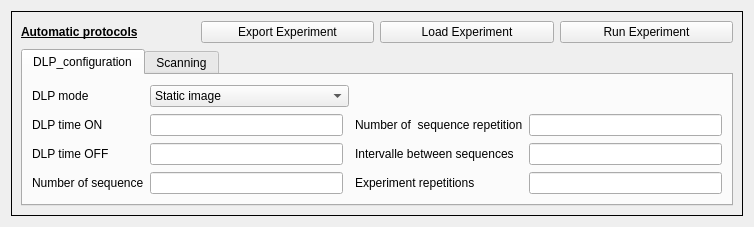
The window that OPTIMAQS/view/automation/automation.ui (jeremyforest/whole_optic_gui) describes before a commit, drawn with Qt 5.
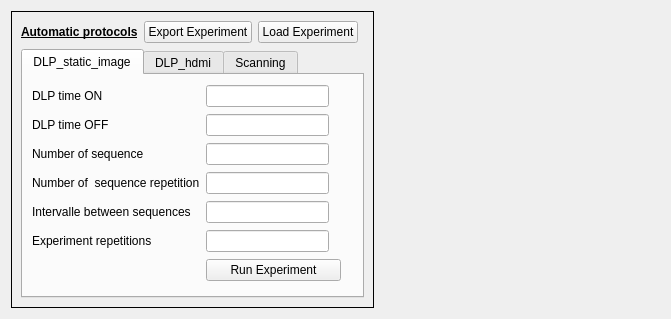
The same window after the commit. Icons and pictures are not drawn.

Diff of the .ui file:
```diff
--- a/OPTIMAQS/view/automation/automation.ui
+++ b/OPTIMAQS/view/automation/automation.ui
@@ -6,14 +6,14 @@
    <rect>
     <x>0</x>
     <y>0</y>
-    <width>754</width>
-    <height>227</height>
+    <width>671</width>
+    <height>319</height>
    </rect>
   </property>
   <property name="windowTitle">
    <string>Form</string>
   </property>
-  <layout class="QGridLayout" name="gridLayout">
+  <layout class="QFormLayout" name="formLayout">
    <item row="0" column="0">
     <widget class="QFrame" name="automation">
      <property name="sizePolicy">
@@ -33,102 +33,144 @@
         </property>
        </widget>
       </item>
+      <item row="0" column="2">
+       <widget class="QPushButton" name="export_experiment_button">
+        <property name="text">
+         <string>Export Experiment</string>
+        </property>
+       </widget>
+      </item>
       <item row="2" column="1" rowspan="2" colspan="4">
        <widget class="QTabWidget" name="auto_protocol_tabWidget">
         <property name="currentIndex">
          <number>0</number>
         </property>
-        <widget class="QWidget" name="DLP_configuration">
+        <widget class="QWidget" name="DLP_static_image">
          <attribute name="title">
-          <string>DLP_configuration</string>
+          <string>DLP_static_image</string>
          </attribute>
          <layout class="QGridLayout" name="gridLayout_10">
-          <item row="2" column="5">
-           <widget class="QLineEdit" name="number_sequence_repetition_lineEdit"/>
-          </item>
-          <item row="0" column="1" colspan="2">
-           <widget class="QComboBox" name="dlp_mode_comboBox">
-            <item>
-             <property name="text">
-              <string>Static image</string>
-             </property>
-            </item>
-            <item>
-             <property name="text">
-              <string>HDMI video</string>
-             </property>
-            </item>
-            <item>
-             <property name="text">
-              <string>Pattern Sequence</string>
-             </property>
-            </item>
-           </widget>
-          </item>
-          <item row="3" column="3">
-           <widget class="QLabel" name="intervalle_between_sequences_label">
-            <property name="text">
-             <string>Intervalle between sequences</string>
-            </property>
-           </widget>
-          </item>
-          <item row="0" column="0">
-           <widget class="QLabel" name="dlp_mode_label">
-            <property name="text">
-             <string>DLP mode</string>
-            </property>
-           </widget>
-          </item>
-          <item row="2" column="3">
-           <widget class="QLabel" name="number_of_sequence_repetition_label">
-            <property name="text">
-             <string>Number of  sequence repetition</string>
-            </property>
-           </widget>
-          </item>
-          <item row="4" column="5">
-           <widget class="QLineEdit" name="experiment_repetition_lineEdit"/>
-          </item>
-          <item row="4" column="1">
-           <widget class="QLineEdit" name="number_of_sequence_lineEdit"/>
-          </item>
-          <item row="2" column="1">
+          <item row="1" column="1">
            <widget class="QLineEdit" name="dlp_time_on_lineEdit"/>
           </item>
-          <item row="3" column="0">
-           <widget class="QLabel" name="dlp_time_off_label">
-            <property name="text">
-             <string>DLP time OFF</string>
-            </property>
-           </widget>
-          </item>
-          <item row="2" column="0">
+          <item row="1" column="0">
            <widget class="QLabel" name="dlp_time_on_label">
             <property name="text">
              <string>DLP time ON</string>
             </property>
            </widget>
           </item>
+          <item row="1" column="3" rowspan="6" colspan="3">
+           <widget class="QLabel" name="protocol_image">
+            <property name="text">
+             <string/>
+            </property>
+            <property name="pixmap">
+             <pixmap>DLP_static_image.png</pixmap>
+            </property>
+           </widget>
+          </item>
           <item row="4" column="0">
+           <widget class="QLabel" name="number_of_sequence_repetition_label">
+            <property name="text">
+             <string>Number of  sequence repetition</string>
+            </property>
+           </widget>
+          </item>
+          <item row="4" column="1">
+           <widget class="QLineEdit" name="number_sequence_repetition_lineEdit"/>
+          </item>
+          <item row="6" column="1">
+           <widget class="QLineEdit" name="experiment_repetition_lineEdit"/>
+          </item>
+          <item row="3" column="0">
            <widget class="QLabel" name="number_of_sequence_label">
             <property name="text">
              <string>Number of sequence</string>
             </property>
            </widget>
           </item>
+          <item row="2" column="0">
+           <widget class="QLabel" name="dlp_time_off_label">
+            <property name="text">
+             <string>DLP time OFF</string>
+            </property>
+           </widget>
+          </item>
           <item row="3" column="1">
-           <widget class="QLineEdit" name="dlp_time_off_lineEdit"/>
+           <widget class="QLineEdit" name="number_of_sequence_lineEdit"/>
           </item>
-          <item row="4" column="3">
+          <item row="6" column="0">
            <widget class="QLabel" name="experiment_repetition_label">
             <property name="text">
              <string>Experiment repetitions</string>
             </property>
            </widget>
           </item>
-          <item row="3" column="5">
+          <item row="5" column="0">
+           <widget class="QLabel" name="intervalle_between_sequences_label">
+            <property name="text">
+             <string>Intervalle between sequences</string>
+            </property>
+           </widget>
+          </item>
+          <item row="2" column="1">
+           <widget class="QLineEdit" name="dlp_time_off_lineEdit"/>
+          </item>
+          <item row="5" column="1">
            <widget class="QLineEdit" name="intervalle_between_sequences_lineEdit"/>
           </item>
+          <item row="7" column="1" colspan="3">
+           <widget class="QPushButton" name="run_experiment_dlp_static_button">
+            <property name="text">
+             <string>Run Experiment</string>
+            </property>
+           </widget>
+          </item>
+         </layout>
+        </widget>
+        <widget class="QWidget" name="DLP_hdmi">
+         <attribute name="title">
+          <string>DLP_hdmi</string>
+         </attribute>
+         <layout class="QFormLayout" name="formLayout_2">
+          <item row="0" column="0">
+           <widget class="QLabel" name="start_video_sequence_label">
+            <property name="text">
+             <string>Start video sequence</string>
+            </property>
+           </widget>
+          </item>
+          <item row="0" column="1">
+           <widget class="QLineEdit" name="start_video_sequence_lineEdit"/>
+          </item>
+          <item row="1" column="0">
+           <widget class="QLabel" name="number_of_repetition_label">
+            <property name="text">
+             <string>Number of repetition</string>
+            </property>
+           </widget>
+          </item>
+          <item row="1" column="1">
+           <widget class="QLineEdit" name="number_of_repetition_lineEdit"/>
+          </item>
+          <item row="2" column="0">
+           <widget class="QLabel" name="delay_between_repetition_label">
+            <property name="text">
+             <string>Delay between repetition</string>
+            </property>
+           </widget>
+          </item>
+          <item row="2" column="1">
+           <widget class="QLineEdit" name="delay_between_repetition_lineEdit"/>
+          </item>
+          <item row="3" column="1">
+           <widget class="QPushButton" name="run_experiment_dlp_hdmi_button">
+            <property name="text">
+             <string>Run Experiment</string>
+            </property>
+           </widget>
+          </item>
          </layout>
         </widget>
         <widget class="QWidget" name="Scanning">
@@ -143,6 +185,13 @@
             </property>
            </widget>
           </item>
+          <item row="0" column="0">
+           <widget class="QPushButton" name="start_scan_pushButton">
+            <property name="text">
+             <string>Start Scan</string>
+            </property>
+           </widget>
+          </item>
           <item row="1" column="0" colspan="2" alignment="Qt::AlignVCenter">
            <widget class="QProgressBar" name="scan_progress_progressBar">
             <property name="value">
@@ -150,31 +199,10 @@
             </property>
            </widget>
           </item>
-          <item row="0" column="0">
-           <widget class="QPushButton" name="start_scan_pushButton">
-            <property name="text">
-             <string>Start Scan</string>
-            </property>
-           </widget>
-          </item>
          </layout>
         </widget>
        </widget>
       </item>
-      <item row="0" column="2">
-       <widget class="QPushButton" name="export_experiment_button">
-        <property name="text">
-         <string>Export Experiment</string>
-        </property>
-       </widget>
-      </item>
-      <item row="0" column="4">
-       <widget class="QPushButton" name="run_experiment_button">
-        <property name="text">
-         <string>Run Experiment</string>
-        </property>
-       </widget>
-      </item>
       <item row="0" column="1">
        <widget class="QLabel" name="automatic_protocols_label">
         <property name="font">
```
